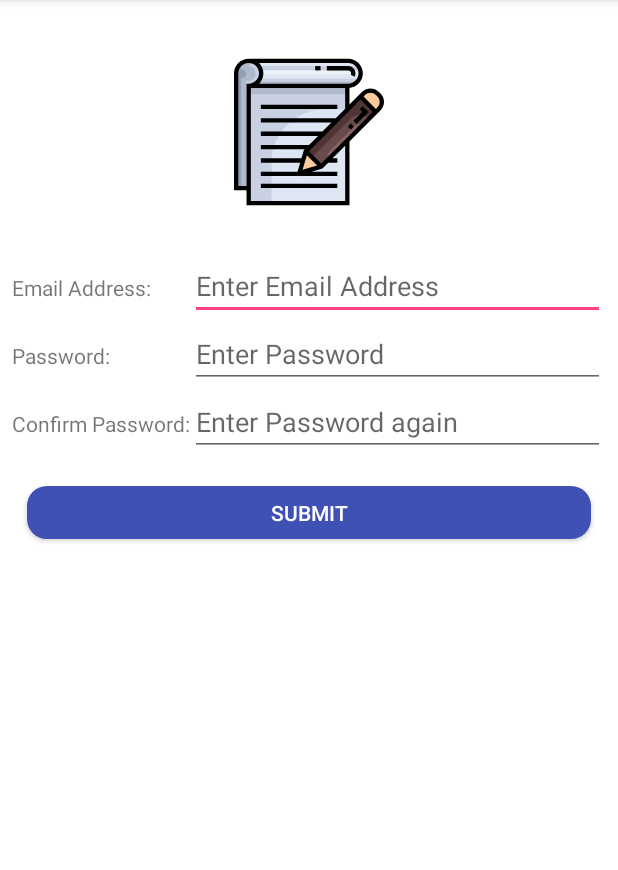
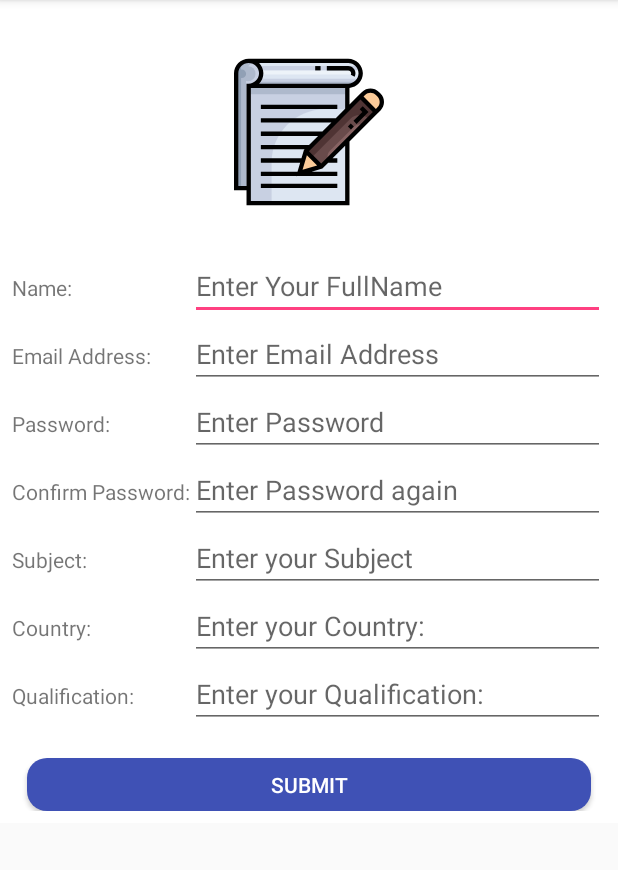
Before and after one commit to Staffone9/SeekSubstitute, an Android app: the RegistrationActivity screen opened directly, with no data from a screen before it, after a tap on "SUBMIT", on a phone screen of 412 x 824 dp, the part 84-954 px from its top. Run offline under Robolectric (Android 15) with nearby library versions, the phone set to English and light mode, and no system bars; our stand-ins replace Firebase (no records; nobody signed in at launch, a user with empty details on screens opened directly).

Commit message:
ScrollView added

```diff
--- a/app/src/main/java/com/example/staffonechristian/seeksubstitute/RegistrationActivity.java
+++ b/app/src/main/java/com/example/staffonechristian/seeksubstitute/RegistrationActivity.java
@@ -17,16 +17,20 @@ import com.google.firebase.auth.FirebaseAuth;
 public class RegistrationActivity extends AppCompatActivity {
 
     Button submit;
-    EditText email,password,confirmPassword;
+    EditText name,email,password,confirmPassword,subject,country,qualification;
     FirebaseAuth firebaseAuth;
     @Override
     protected void onCreate(Bundle savedInstanceState) {
         super.onCreate(savedInstanceState);
         setContentView(R.layout.activity_registration);
         submit = (Button) findViewById(R.id.submitEmail);
+        name=(EditText)findViewById(R.id.nameR);
         email = (EditText) findViewById(R.id.emailR);
         password = (EditText) findViewById(R.id.passwordR);
         confirmPassword = (EditText) findViewById(R.id.confirmPasswordR);
+        subject=(EditText)findViewById(R.id.subjectR);
+        country=(EditText)findViewById(R.id.countryR);
+        qualification=(EditText)findViewById(R.id.qualificationR);
         firebaseAuth = FirebaseAuth.getInstance();
 
 
@@ -34,13 +38,17 @@ public class RegistrationActivity extends AppCompatActivity {
         submit.setOnClickListener(new View.OnClickListener() {
             @Override
             public void onClick(View view) {
-                final String emailS,passS,confirmPassS;
+                final String nameS,emailS,passS,confirmPassS,subjectS,countryS,qualificationS;
+                nameS=name.getText().toString().trim();
                 emailS = email.getText().toString().trim();
                 passS = password.getText().toString().trim();
                 confirmPassS = confirmPassword.getText().toString().trim();
+                subjectS=subject.getText().toString().trim();
+                countryS=country.getText().toString().trim();
+                qualificationS=qualification.getText().toString().trim();
                 if(confirmPassS.equals(passS))
                 {
-                    if (email != null && passS != null && confirmPassS != null) {
+                    if (email != null && passS != null && confirmPassS != null ) {
                         firebaseAuth.createUserWithEmailAndPassword(emailS, passS).addOnCompleteListener(new OnCompleteListener<AuthResult>() {
                             @Override
                             public void onComplete(@NonNull Task<AuthResult> task) {
@@ -51,6 +59,10 @@ public class RegistrationActivity extends AppCompatActivity {
                                     Bundle bundle = new Bundle();
                                     bundle.putString("email",emailS);
                                     bundle.putString("pass",passS);
+                                  //  bundle.putString("name",nameS);
+                                   // bundle.putString("country",countryS);
+                                    //bundle.putString("sub",subjectS);
+                                    //bundle.putString("quali",qualificationS);
                                     intent.putExtras(bundle);
                                     startActivity(intent);
                                 } else {
--- a/app/src/main/res/layout/activity_registration.xml
+++ b/app/src/main/res/layout/activity_registration.xml
@@ -1,29 +1,56 @@
 <?xml version="1.0" encoding="utf-8"?>
+<ScrollView xmlns:android="http://schemas.android.com/apk/res/android"
+    android:layout_width="match_parent"
+    android:layout_height="wrap_content"
+    android:fillViewport="true"
+    android:scrollbarStyle="insideOverlay">
+
     <LinearLayout xmlns:android="http://schemas.android.com/apk/res/android"
         xmlns:app="http://schemas.android.com/apk/res-auto"
         xmlns:tools="http://schemas.android.com/tools"
         android:layout_width="match_parent"
         android:layout_height="match_parent"
-    tools:context="com.example.staffonechristian.seeksubstitute.RegistrationActivity"
+        android:background="@color/white"
         android:orientation="vertical"
-    android:background="@color/white"
         android:padding="8dp"
-    >
+        tools:context="com.example.staffonechristian.seeksubstitute.RegistrationActivity">
 
         <ImageView
             android:layout_width="100dp"
             android:layout_height="100dp"
-        android:src="@drawable/register"
+            android:layout_gravity="center"
             android:layout_margin="30dp"
-        android:layout_gravity="center"
-        />
+            android:src="@drawable/register" />
 
         <LinearLayout
+            android:layout_width="match_parent"
             android:layout_height="wrap_content"
+            android:orientation="horizontal"
+            android:weightSum="1">
+
+            <TextView
+                android:id="@+id/NameTextViewR"
+                android:layout_width="0dp"
+                android:layout_height="wrap_content"
+                android:layout_weight="0.3"
+
+                android:text="Name:" />
+
+            <EditText
+                android:id="@+id/nameR"
+                android:layout_width="0dp"
+                android:layout_height="wrap_content"
+                android:layout_weight="0.7"
+                android:hint="Enter Your FullName" />
+
+        </LinearLayout>
+
+        <LinearLayout
             android:layout_width="match_parent"
+            android:layout_height="wrap_content"
             android:orientation="horizontal"
-        android:weightSum="1"
-        >
+            android:weightSum="1">
+
             <TextView
                 android:id="@+id/emailTextViewR"
                 android:layout_width="0dp"
@@ -37,16 +64,16 @@
                 android:layout_width="0dp"
                 android:layout_height="wrap_content"
                 android:layout_weight="0.7"
-            android:hint="Enter Email Address"
-            />
+                android:hint="Enter Email Address" />
 
         </LinearLayout>
+
         <LinearLayout
+            android:layout_width="match_parent"
             android:layout_height="wrap_content"
-        android:layout_width="match_parent"
             android:orientation="horizontal"
-        android:weightSum="1"
-        >
+            android:weightSum="1">
+
             <TextView
                 android:id="@+id/passwordTextViewR"
                 android:layout_width="0dp"
@@ -63,12 +90,13 @@
                 android:inputType="textPassword" />
 
         </LinearLayout>
+
         <LinearLayout
+            android:layout_width="match_parent"
             android:layout_height="wrap_content"
-        android:layout_width="match_parent"
             android:orientation="horizontal"
-        android:weightSum="1"
-        >
+            android:weightSum="1">
+
             <TextView
                 android:id="@+id/confirmpasswordTextViewR"
                 android:layout_width="0dp"
@@ -82,23 +110,99 @@
                 android:layout_height="wrap_content"
                 android:layout_weight="0.7"
                 android:hint="Enter Password again"
+                android:inputType="textPassword"
+                android:maxLines="1" />
+
+        </LinearLayout>
+
+        <LinearLayout
+            android:layout_width="match_parent"
+            android:layout_height="wrap_content"
+            android:orientation="horizontal"
+            android:weightSum="1">
+
+            <TextView
+                android:id="@+id/subjectTextViewR"
+                android:layout_width="0dp"
+                android:layout_height="wrap_content"
+                android:layout_weight="0.3"
+                android:text="Subject:" />
+
+            <EditText
+                android:id="@+id/subjectR"
+                android:layout_width="0dp"
+                android:layout_height="wrap_content"
+                android:layout_weight="0.7"
+                android:hint="Enter your Subject"
                 android:maxLines="1"
-            android:inputType="textPassword"
+
                 />
 
         </LinearLayout>
 
+        <LinearLayout
+            android:layout_width="match_parent"
+            android:layout_height="wrap_content"
+            android:orientation="horizontal"
+            android:weightSum="1">
+
+            <TextView
+                android:id="@+id/countryTextViewR"
+                android:layout_width="0dp"
+                android:layout_height="wrap_content"
+                android:layout_weight="0.3"
+                android:text="Country:" />
+
+            <EditText
+                android:id="@+id/countryR"
+                android:layout_width="0dp"
+                android:layout_height="wrap_content"
+                android:layout_weight="0.7"
+                android:hint="Enter your Country:"
+                android:maxLines="1"
+
+                />
+
+        </LinearLayout>
+
+        <LinearLayout
+            android:layout_width="match_parent"
+            android:layout_height="wrap_content"
+            android:orientation="horizontal"
+            android:weightSum="1">
+
+            <TextView
+                android:id="@+id/qualificationTextViewR"
+                android:layout_width="0dp"
+                android:layout_height="wrap_content"
+                android:layout_weight="0.3"
+                android:text="Qualification:" />
+
+            <EditText
+                android:id="@+id/qualificationR"
+                android:layout_width="0dp"
+                android:layout_height="wrap_content"
+                android:layout_weight="0.7"
+                android:hint="Enter your Qualification:"
+                android:maxLines="1"
+
+                />
+
+        </LinearLayout>
 
         <Button
             android:id="@+id/submitEmail"
             android:layout_width="match_parent"
             android:layout_height="35dp"
+            android:layout_gravity="center"
+            android:layout_marginEnd="10dp"
+            android:layout_marginStart="10dp"
+            android:layout_marginTop="20dp"
+            android:background="@drawable/register_bc"
             android:gravity="center"
-        android:layout_marginTop="20dp"
-        android:layout_marginStart="10dp"
-        android:layout_marginEnd="10dp"
-        android:layout_gravity="center"
-        android:textColor="@color/white"
-        android:background="@drawable/register_bc"
-        android:text="Submit" />
+            android:text="Submit"
+            android:textColor="@color/white" />
     </LinearLayout>
+
+
+</ScrollView>
```
Lines whose indentation alone changed are shown as unchanged.
